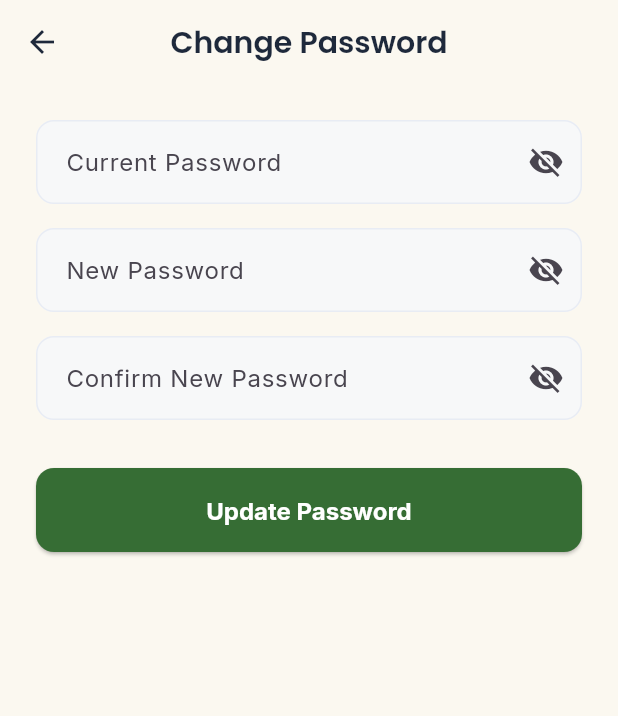
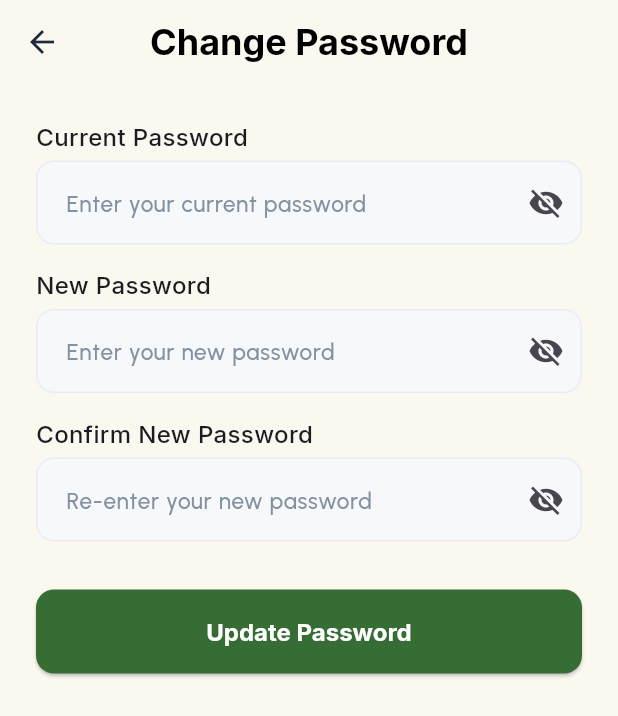
Before and after one commit to EatSleepCodeRunTimeErrorRepeat/Integrated_Proj_2, a Flutter app: the ChangePasswordScreen screen opened directly, on a phone screen of 412 x 824 dp. Shown: the top 716 px of the screen. Run offline on Flutter 3.47's test engine with Material 3 defaults, Android fonts, the light colour scheme and no system bars; our stand-ins replace flutter_local_notifications, flutter_riverpod, google_mobile_ads, google_sign_in, hive, hive_flutter and 5 more; missing offline and left inert: dart:html; accounts and stored records are empty.

Commit message:
change ui, fixes, fixed select provider

```diff
--- a/frontend/lib/main.dart
+++ b/frontend/lib/main.dart
@@ -15,8 +15,10 @@ Future<void> main() async {
   if (!kIsWeb) {
     // Initialize our Notification Service
     await NotificationService().init();
-    // Request permissions right at the start (optional, can be moved elsewhere)
+
+    // Request notification permissions
     await NotificationService().requestPermissions();
+
     // Initialize Mobile Ads
     await MobileAds.instance.initialize();
   }
--- a/frontend/lib/providers/auth_provider.dart
+++ b/frontend/lib/providers/auth_provider.dart
@@ -97,7 +97,7 @@ class AuthProvider extends StateNotifier<AuthState> {
       final GoogleSignIn googleSignIn = GoogleSignIn(
         serverClientId:
             // This is the client ID for your backend server. -----------------------------------------------------------------------------------------------------------------------------
-            '549119570408-75rd2fhqunrqs4f5ftf21q38l8al27ob.apps.googleusercontent.com', //replace with your actual client ID
+            '671241424671-ruh5o6oroutmnvfl7k57uqjpk3mjhvkg.apps.googleusercontent.com', //replace with your actual client ID
         // -----------------------------------------------------------------------------------------------------------------------------
       );
 
--- a/frontend/lib/screens/settings/change_password_screen.dart
+++ b/frontend/lib/screens/settings/change_password_screen.dart
@@ -1,5 +1,3 @@
-// lib/screens/settings/change_password_screen.dart
-
 import 'package:flutter/material.dart';
 import 'package:flutter_riverpod/flutter_riverpod.dart';
 import 'package:frontend/providers/auth_provider.dart';
@@ -43,7 +41,6 @@ class _ChangePasswordScreenState extends ConsumerState<ChangePasswordScreen> {
           _newPasswordController.text,
         );
 
-    // Check if the widget is still in the tree before using its context.
     if (mounted && success) {
       ScaffoldMessenger.of(context).showSnackBar(
         const SnackBar(
@@ -70,7 +67,17 @@ class _ChangePasswordScreenState extends ConsumerState<ChangePasswordScreen> {
     final authState = ref.watch(authProvider);
 
     return Scaffold(
-      appBar: AppBar(title: const Text('Change Password')),
+      appBar: AppBar(
+        title: const Text(
+          'Change Password',
+          style: TextStyle(
+            fontFamily: 'Inter', // Ensure you have 'Inter' font in your assets
+            fontWeight: FontWeight.w600, // SemiBold
+            fontSize: 24,
+            color: Colors.black, // Black color
+          ),
+        ),
+      ),
       body: SingleChildScrollView(
         padding: const EdgeInsets.all(24.0),
         child: Form(
@@ -78,11 +85,20 @@ class _ChangePasswordScreenState extends ConsumerState<ChangePasswordScreen> {
           child: Column(
             crossAxisAlignment: CrossAxisAlignment.stretch,
             children: [
+              // Current Password Section
+              const Text(
+                'Current Password',
+                style: TextStyle(
+                  fontSize: 16,
+                  fontWeight: FontWeight.w500,
+                ),
+              ),
+              const SizedBox(height: 4),
               TextFormField(
                 controller: _currentPasswordController,
                 obscureText: _obscureCurrent,
                 decoration: InputDecoration(
-                    labelText: 'Current Password',
+                    hintText: 'Enter your current password',
                     suffixIcon: IconButton(
                       icon: Icon(_obscureCurrent
                           ? Icons.visibility_off
@@ -95,11 +111,21 @@ class _ChangePasswordScreenState extends ConsumerState<ChangePasswordScreen> {
                     : null,
               ),
               const SizedBox(height: 16),
+
+              // New Password Section
+              const Text(
+                'New Password',
+                style: TextStyle(
+                  fontSize: 16,
+                  fontWeight: FontWeight.w500,
+                ),
+              ),
+              const SizedBox(height: 4),
               TextFormField(
                 controller: _newPasswordController,
                 obscureText: _obscureNew,
                 decoration: InputDecoration(
-                    labelText: 'New Password',
+                    hintText: 'Enter your new password',
                     suffixIcon: IconButton(
                       icon: Icon(_obscureNew
                           ? Icons.visibility_off
@@ -118,11 +144,21 @@ class _ChangePasswordScreenState extends ConsumerState<ChangePasswordScreen> {
                 },
               ),
               const SizedBox(height: 16),
+
+              // Confirm New Password Section
+              const Text(
+                'Confirm New Password',
+                style: TextStyle(
+                  fontSize: 16,
+                  fontWeight: FontWeight.w500,
+                ),
+              ),
+              const SizedBox(height: 4),
               TextFormField(
                 controller: _confirmPasswordController,
                 obscureText: _obscureConfirm,
                 decoration: InputDecoration(
-                    labelText: 'Confirm New Password',
+                    hintText: 'Re-enter your new password',
                     suffixIcon: IconButton(
                       icon: Icon(_obscureConfirm
                           ? Icons.visibility_off
@@ -138,6 +174,8 @@ class _ChangePasswordScreenState extends ConsumerState<ChangePasswordScreen> {
                 },
               ),
               const SizedBox(height: 32),
+
+              // Update Password Button
               ElevatedButton(
                 onPressed: authState.isLoading ? null : _updatePassword,
                 style: ElevatedButton.styleFrom(
--- a/frontend/lib/utils/constants.dart
+++ b/frontend/lib/utils/constants.dart
@@ -9,7 +9,7 @@ const String _androidEmulatorIp = '10.0.2.2';
 // Use this IP for testing on a PHYSICAL phone or a WEB BROWSER.
 // Find this by typing 'ipconfig' (Windows) or checking System Settings (Mac).
 // Make sure your phone and computer are on the same Wi-Fi network.
-const String _localNetworkIp = ''; // <-- REPLACE THIS
+const String _localNetworkIp = '192.168.1.37'; // <-- REPLACE THIS
 
 // The port backend is running on from .env file.
 const String _port = '8000';
--- a/frontend/lib/widgets/bottom_nav.dart
+++ b/frontend/lib/widgets/bottom_nav.dart
@@ -34,7 +34,7 @@ class BottomNav extends StatelessWidget {
             _buildNavItem(
                 1, 'assets/icons/Home.png', 'assets/icons/activehome.png'),
             _buildNavItem(2, 'assets/icons/profile.png',
-                'assets/icons/activeprofile.png'),
+                'assets/icons/profileactive.png'),
           ],
         ),
       ),
```
Also changed, not shown: frontend/lib/screens/profile/profile_screen.dart (+2 -6 lines), frontend/lib/screens/provider/provider_selection_screen.dart (+38 -16 lines), frontend/lib/screens/tips/energy_tips_screen.dart (+13 -50 lines), frontend/lib/widgets/top_navbar.dart (+10 -9 lines), frontend/assets/icons/Home.png, frontend/assets/icons/activecalendar.png, frontend/assets/icons/activehome.png, frontend/assets/icons/activeprofile.png (deleted), frontend/assets/icons/profileactive.png (added), frontend/pubspec.lock.
